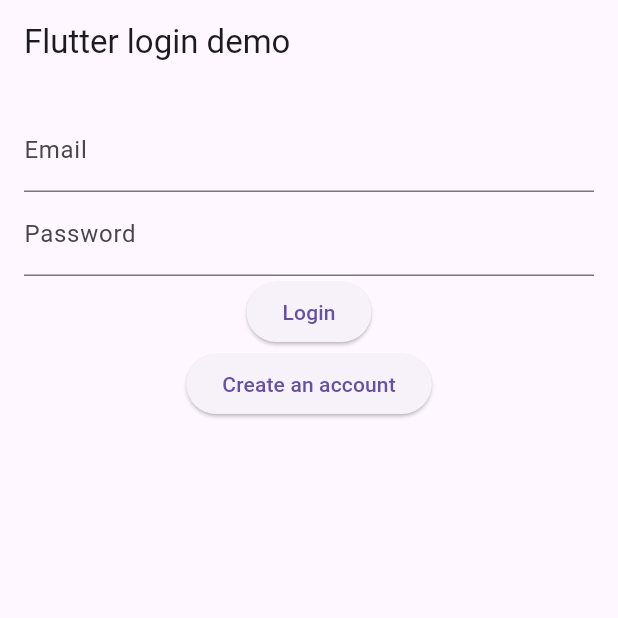
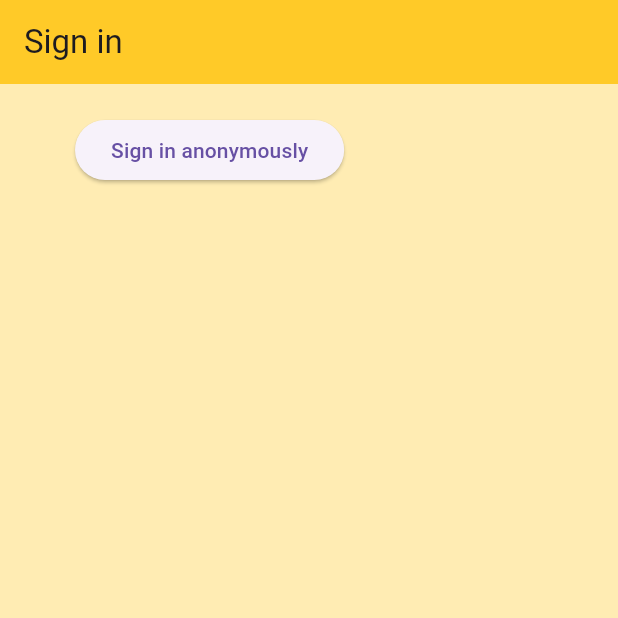
Before and after one commit to antonio-mercurio/DIMAproject, a Flutter app: the screen it shows after launch, on a phone screen of 412 x 824 dp, the top half of it. Run offline on Flutter 3.47's test engine with Material 3 defaults, Android fonts, the phone set to English and light mode, and no system bars; our stand-ins replace firebase_auth, firebase_core; accounts and stored records are empty.

Commit message:
anonSignIn

```diff
--- a/prva/lib/main.dart
+++ b/prva/lib/main.dart
@@ -1,5 +1,9 @@
 import 'package:flutter/material.dart';
-import 'login_page.dart';
+import 'package:provider/provider.dart';
+import 'package:prva/models/user.dart';
+import 'package:prva/screens/wrapper.dart';
+import 'package:prva/services/auth.dart';
+import 'screens/login/login_page.dart';
 import 'package:firebase_core/firebase_core.dart';
 import 'firebase_options.dart';
 
@@ -15,11 +19,12 @@ class MyApp extends StatelessWidget {
 
   @override
   Widget build(BuildContext context) {
-    return MaterialApp(
-        title: 'Flutter login demo',
-        theme: ThemeData(
-          primarySwatch: Colors.blue,
-        ),
-        home: LoginPage());
+    return StreamProvider<Utente?>.value(
+      value: AuthService().user,
+      initialData: null,
+      child: MaterialApp(
+        home: Wrapper(),
+      ),
+    );
   }
 }
--- /dev/null
+++ b/prva/lib/models/user.dart
@@ -0,0 +1,5 @@
+class Utente {
+  final String uid;
+
+  Utente({required this.uid});
+}
--- /dev/null
+++ b/prva/lib/screens/login/authenticate.dart
@@ -0,0 +1,16 @@
+import 'package:flutter/material.dart';
+import 'package:prva/screens/login/sign_in.dart';
+
+class Authenticate extends StatefulWidget {
+  @override
+  State<Authenticate> createState() => _AuthenticateState();
+}
+
+class _AuthenticateState extends State<Authenticate> {
+  @override
+  Widget build(BuildContext context) {
+    return Container(
+      child: SignIn(),
+    );
+  }
+}
--- a/prva/lib/login_page.dart
+++ b/prva/lib/screens/login/login_page.dart
@@ -1,7 +1,7 @@
 import 'package:firebase_auth/firebase_auth.dart';
 import 'package:flutter/material.dart';
 import 'package:firebase_core/firebase_core.dart';
-import 'firebase_options.dart';
+import '../../firebase_options.dart';
 
 class LoginPage extends StatefulWidget {
   @override
@@ -50,7 +50,7 @@ class _LoginPageState extends State<LoginPage> {
           await Firebase.initializeApp();
           UserCredential user = await FirebaseAuth.instance
               .signInWithEmailAndPassword(email: _email!, password: _password!);
-          print('signed in: ${user.credential}');
+          print('signed in: $_email');
         } else {
           UserCredential user = await FirebaseAuth.instance
               .createUserWithEmailAndPassword(
--- /dev/null
+++ b/prva/lib/screens/login/sign_in.dart
@@ -0,0 +1,37 @@
+import 'package:flutter/material.dart';
+import 'package:prva/services/auth.dart';
+
+class SignIn extends StatefulWidget {
+  @override
+  State<SignIn> createState() => _SignInState();
+}
+
+class _SignInState extends State<SignIn> {
+  final AuthService _auth = AuthService();
+
+  @override
+  Widget build(BuildContext context) {
+    return Scaffold(
+      backgroundColor: Colors.amber[100],
+      appBar: AppBar(
+        backgroundColor: Colors.amber[400],
+        elevation: 0.0,
+        title: Text('Sign in'),
+      ),
+      body: Container(
+        padding: EdgeInsets.symmetric(vertical: 20.0, horizontal: 50.0),
+        child: ElevatedButton(
+          child: Text('Sign in anonymously'),
+          onPressed: () async {
+            dynamic result = await _auth.signInAnon();
+            if (result == null) {
+              print('error signing in');
+            } else {
+              print(result.uid);
+            }
+          },
+        ),
+      ),
+    );
+  }
+}
--- /dev/null
+++ b/prva/lib/screens/wrapper.dart
@@ -0,0 +1,20 @@
+import 'package:flutter/material.dart';
+import 'package:provider/provider.dart';
+import 'package:prva/models/user.dart';
+import 'package:prva/screens/home/home.dart';
+import 'package:prva/screens/login/authenticate.dart';
+import 'package:prva/screens/login/login_page.dart';
+
+class Wrapper extends StatelessWidget {
+  @override
+  Widget build(BuildContext context) {
+    final utente = Provider.of<Utente?>(context);
+    print(utente);
+    //return either home or login widget
+    if (utente == null) {
+      return Authenticate();
+    } else {
+      return Home();
+    }
+  }
+}
--- /dev/null
+++ b/prva/lib/services/auth.dart
@@ -0,0 +1,35 @@
+import 'package:firebase_auth/firebase_auth.dart';
+import 'package:prva/models/user.dart';
+
+class AuthService {
+  final FirebaseAuth _auth = FirebaseAuth.instance;
+
+  // create user object based on firebase user
+  Utente? _userFromFirebaseUser(User? user) {
+    return user != null ? Utente(uid: user.uid) : null;
+  }
+
+  // auth change user stream
+  Stream<Utente?> get user {
+    return _auth.authStateChanges().map(_userFromFirebaseUser);
+  }
+
+  // sign in anon
+  Future signInAnon() async {
+    try {
+      UserCredential result = await _auth.signInAnonymously();
+      User? user = result.user;
+      print('Signed anon');
+
+      return _userFromFirebaseUser(user);
+    } catch (e) {
+      print(e.toString());
+      return null;
+    }
+  }
+  // sign in with email and pass
+
+  // register with email and pass
+
+  // sign out
+}
--- a/prva/pubspec.yaml
+++ b/prva/pubspec.yaml
@@ -32,10 +32,12 @@ dependencies:
     sdk: flutter
   firebase_auth: ^4.14.1
 
+
   # The following adds the Cupertino Icons font to your application.
   # Use with the CupertinoIcons class for iOS style icons.
   cupertino_icons: ^1.0.2
-  firebase_core: ^2.23.0
+  firebase_core: ^2.24.2
+  provider: ^6.1.1
 
 dev_dependencies:
   flutter_test:
```
Also changed, not shown: prva/lib/screens/home/home.dart (added, +10 -0 lines), prva/pubspec.lock.
